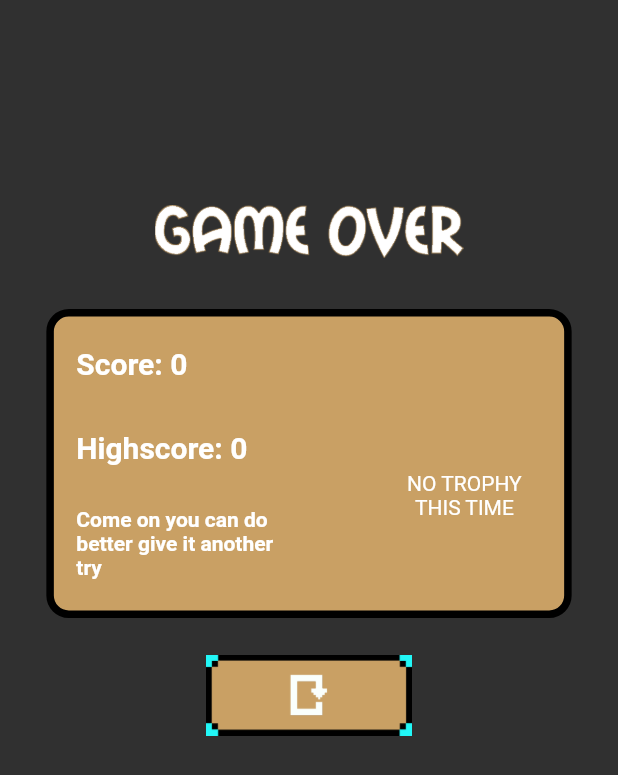
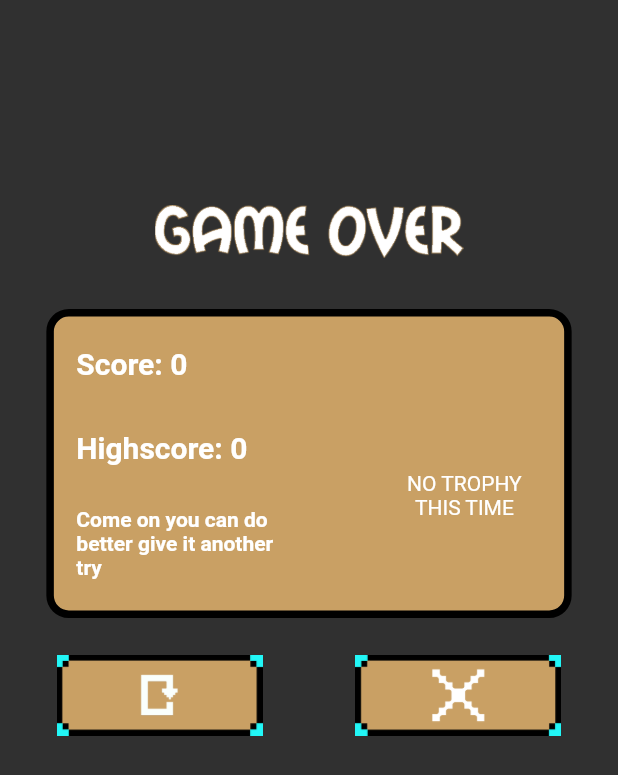
Before and after one commit to Borokoro/jumpy_jumper_jumps, a Flutter app: the GameOverMenu widget shown alone on an empty page, opened directly with empty values, on a phone screen of 412 x 824 dp. Shown: the top 775 px of the screen. Run offline on Flutter 3.47's test engine with Material 2 defaults, Android fonts, the light colour scheme and no system bars; our stand-ins replace google_fonts, shared_preferences; missing offline and left inert: flame, flame_audio; accounts and stored records are empty.

Commit message:
update 2

```diff
--- a/lib/Main_menu/GameOverMenu.dart
+++ b/lib/Main_menu/GameOverMenu.dart
@@ -1,5 +1,8 @@
+import 'dart:io';
+
 import 'package:flutter/cupertino.dart';
 import 'package:flutter/material.dart';
+import 'package:flutter/services.dart';
 import 'package:jumpy_jumper_jumps/Game/MainGame.dart';
 import 'package:jumpy_jumper_jumps/Main_menu/MainMenu.dart';
 
@@ -136,7 +139,7 @@ class GameOverMenu extends StatelessWidget {
                                           children: const [
                                             Text('GOLDEN TROPHY?!?!', textAlign: TextAlign.center,),
                                             SizedBox(height: 4),
-                                            Text('you are insane', textAlign: TextAlign.center,),
+                                            Text('you are pro', textAlign: TextAlign.center,),
                                           ],
                                         )
                                       : Column(
@@ -155,6 +158,9 @@ class GameOverMenu extends StatelessWidget {
               ],
             ),
           ),
+          Row(
+            mainAxisAlignment: MainAxisAlignment.center,
+            children: [
               GestureDetector(
                 onTap: () {
                   gameRef.overlays.remove(GameOverMenu.ID);
@@ -170,35 +176,27 @@ class GameOverMenu extends StatelessWidget {
                   ),
                 ),
               ),
+              SizedBox(
+                width: MediaQuery.of(context).size.width*0.15,
+              ),
+              GestureDetector(
+                onTap: () {
+                  //SystemChannels.platform.invokeMethod('SystemNavigator.pop');
+                  exit(0);
+                },
+                child: Container(
+                  width: MediaQuery.of(context).size.width/3,
+                  height: MediaQuery.of(context).size.height/8,
+                  decoration: const BoxDecoration(
+                    image: DecorationImage(
+                        image: AssetImage('assets/images/buttonExit1.png')),
+                  ),
+                ),
+              ),
+            ],
+          ),
         ],
       ),
     );
   }
 }
-
-/* // Restart button.
-          SizedBox(
-            width: MediaQuery.of(context).size.width / 3,
-            child: ElevatedButton(
-              onPressed: () {
-                gameRef.overlays.remove(GameOverMenu.ID);
-                gameRef.reset();
-                gameRef.resumeEngine();
-              },
-              child: const Text('Restart'),
-            ),
-          ),
- */
-
-/*
-gameRef.scorePoints >= 10 && gameRef.scorePoints < 30
-                              ? const AssetImage('assets/images/brown.png')
-                              : gameRef.scorePoints >= 30 && gameRef.scorePoints < 50
-                                  ? const AssetImage(
-                                      'assets/images/silver.png')
-                                  : gameRef.scorePoints >= 50
-                                      ? const AssetImage(
-                                          'assets/images/gold.png')
-                                      : const AssetImage(
-                                          'assets/images/nothing.png')
- */
--- a/pubspec.yaml
+++ b/pubspec.yaml
@@ -15,7 +15,7 @@ publish_to: 'none' # Remove this line if you wish to publish to pub.dev
 # In iOS, build-name is used as CFBundleShortVersionString while build-number used as CFBundleVersion.
 # Read more about iOS versioning at
 # https://developer.apple.com/library/archive/documentation/General/Reference/InfoPlistKeyReference/Articles/CoreFoundationKeys.html
-version: 1.0.0+3
+version: 1.0.0+4
 
 environment:
   sdk: ">=2.15.0 <3.0.0"
```
Also changed, not shown: assets/images/buttonExit1.png (added). Lines whose indentation alone changed are shown as unchanged.
